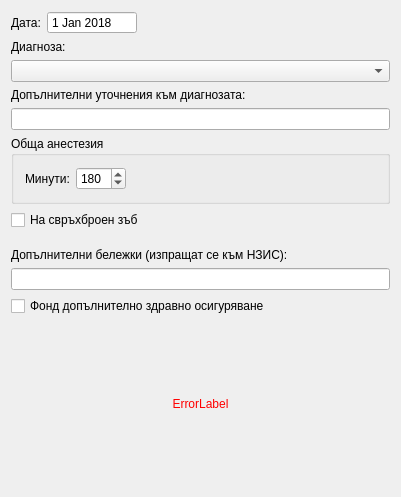
Before: the Qt Designer form src/View/SubWidgets/ProcedureInput.ui in thefinalcutbg/DinoDent, drawn with Qt 5.
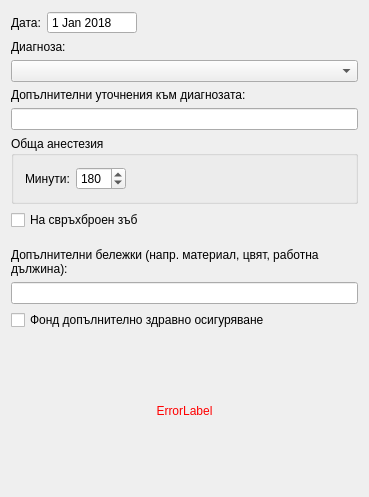
After: the same form once the commit is applied. Custom widgets are drawn as their Qt base class.

Commit message: PKCS11 loads the latest certificate instead of the first one. Pin dialog shows expiration date

```diff
--- a/src/View/SubWidgets/ProcedureInput.ui
+++ b/src/View/SubWidgets/ProcedureInput.ui
@@ -6,7 +6,7 @@
    <rect>
     <x>0</x>
     <y>0</y>
-    <width>401</width>
+    <width>369</width>
     <height>497</height>
    </rect>
   </property>
@@ -188,7 +188,10 @@
    <item>
     <widget class="QLabel" name="notesLabel">
      <property name="text">
-      <string>Допълнителни бележки (изпращат се към НЗИС):</string>
+      <string>Допълнителни бележки (напр. материал, цвят, работна дължина):</string>
+     </property>
+     <property name="wordWrap">
+      <bool>true</bool>
      </property>
     </widget>
    </item>
```
The commit also changes 4 other files.
